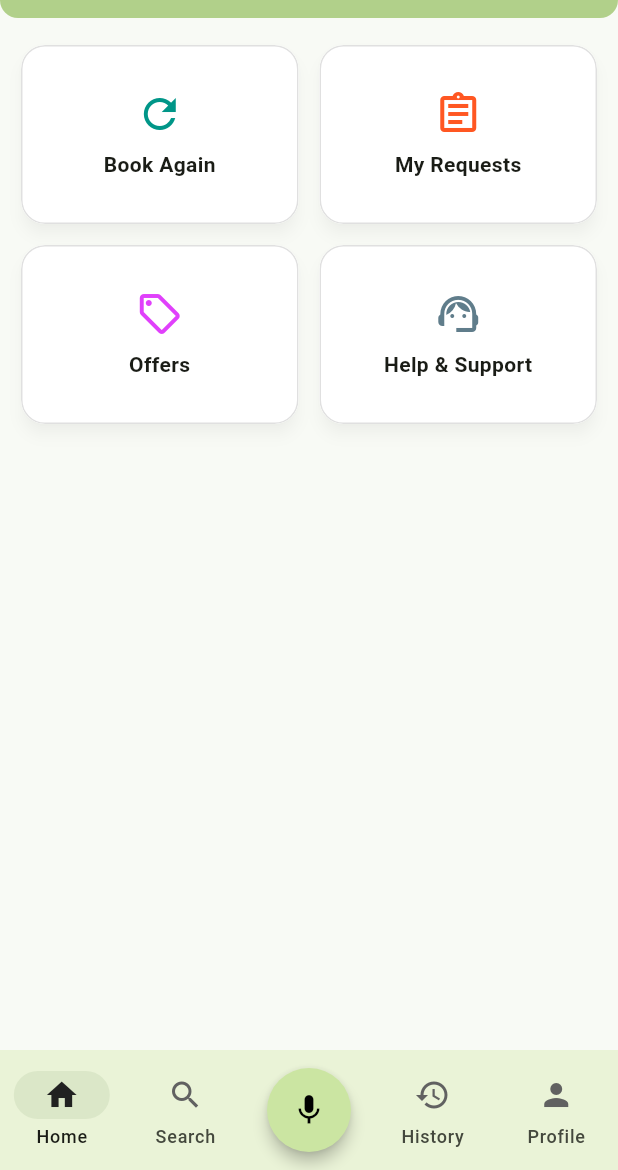
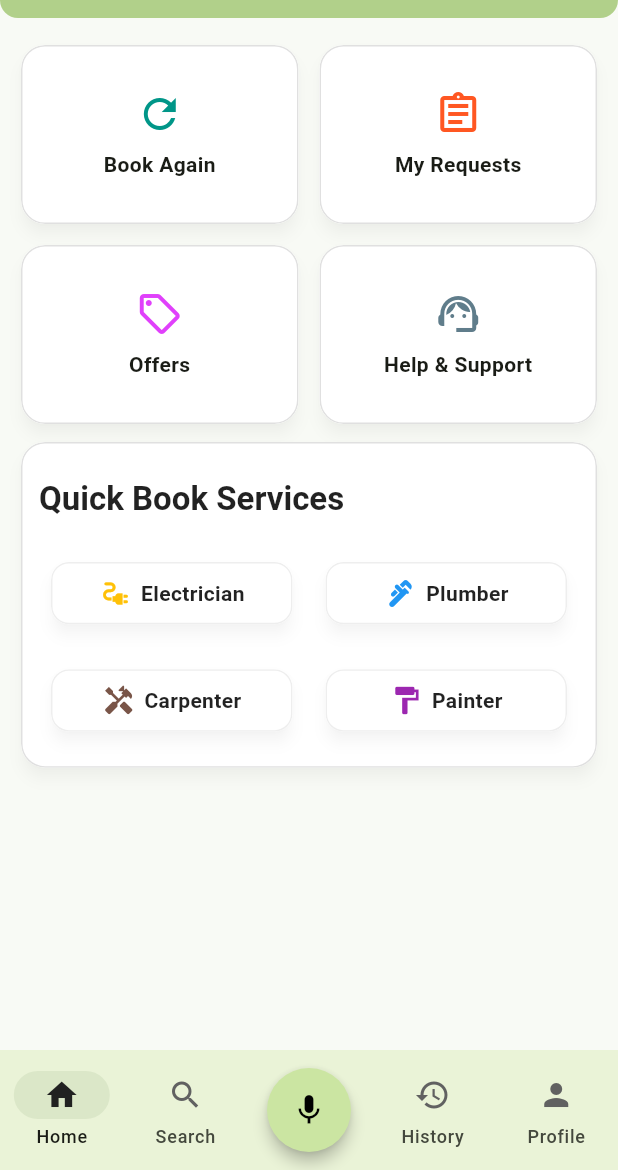
Before and after one commit to aryan-madhavi/VoiceSewa, a Flutter app: the screen it shows after launch, on a phone screen of 412 x 824 dp, the part 66-1236 px from its top. Run offline on Flutter 3.47's test engine with Material 3 defaults, Android fonts, the phone set to English and light mode, and no system bars; our stand-ins replace firebase_core, flutter_riverpod, page_transition; accounts and stored records are empty; generated files the repository leaves out were written again.

Commit message:
Add service data model and implement Quick Book functionality

```diff
--- /dev/null
+++ b/voicesewa_client/lib/data/home/services.dart
@@ -0,0 +1,75 @@
+import 'package:flutter/material.dart';
+
+enum Services {
+  electrician,
+  plumber,
+  carpenter,
+  painter,
+  acApplianceTechnician,
+  houseCleaner,
+  driverOnDemand,
+  cook,
+  mechanic,
+  handymanMasonryWork,
+}
+
+class ServiceData {
+  static final List<Services> quickServices = [
+    Services.electrician,
+    Services.plumber,
+    Services.carpenter,
+    Services.painter,
+  ];
+  static final Map<Services, List<dynamic>> services = {
+    Services.electrician: [
+      Colors.amber,
+      Icons.electrical_services,
+      'Electrician',
+    ],
+    Services.plumber: [
+      Colors.blue,
+      Icons.plumbing,
+      'Plumber',
+    ],
+    Services.carpenter: [
+      Colors.brown,
+      Icons.handyman,
+      'Carpenter',
+    ],
+    Services.painter: [
+      Colors.purple,
+      Icons.format_paint,
+      'Painter',
+    ],
+    Services.acApplianceTechnician: [
+      Colors.cyan,
+      Icons.ac_unit,
+      'AC / Appliance Technician',
+    ],
+    Services.houseCleaner: [
+      Colors.teal,
+      Icons.cleaning_services,
+      'House Cleaner',
+    ],
+    Services.driverOnDemand: [
+      Colors.indigo,
+      Icons.drive_eta,
+      'Driver on Demand',
+    ],
+    Services.cook: [
+      Colors.redAccent,
+      Icons.restaurant,
+      'Cook',
+    ],
+    Services.mechanic: [
+      Colors.grey,
+      Icons.build,
+      'Mechanic (2W / 4W)',
+    ],
+    Services.handymanMasonryWork: [
+      Colors.orange,
+      Icons.construction,
+      'Handyman / Masonry Work',
+    ],
+  };
+}
--- a/voicesewa_client/lib/screens/home/home_page.dart
+++ b/voicesewa_client/lib/screens/home/home_page.dart
@@ -1,5 +1,6 @@
 import 'package:flutter/material.dart';
 import 'package:voicesewa_client/widgets/home/quick_actions.dart';
+import 'package:voicesewa_client/widgets/home/quick_book.dart';
 
 class HomePage extends StatelessWidget {
   const HomePage({super.key});
@@ -14,6 +15,7 @@ class HomePage extends StatelessWidget {
             mainAxisAlignment: MainAxisAlignment.center,
             children: <Widget>[
               QuickActionsGrid(),
+              QuickBookCard(),
             ],
           ),
         ),
--- /dev/null
+++ b/voicesewa_client/lib/widgets/home/quick_book.dart
@@ -0,0 +1,126 @@
+import 'package:flutter/material.dart';
+import 'package:page_transition/page_transition.dart';
+import 'package:voicesewa_client/data/home/services.dart';
+import 'package:voicesewa_client/routes/navigation_routes.dart';
+
+class QuickBookCard extends StatelessWidget {
+  const QuickBookCard({super.key});
+
+  @override
+  Widget build(BuildContext context) {
+    final theme = Theme.of(context);
+
+    return Card(
+      child: Padding(
+        padding: const EdgeInsets.all(12),
+        child: Column(
+          crossAxisAlignment: CrossAxisAlignment.start,
+          children: [
+            Padding(
+              padding: EdgeInsetsGeometry.only(top: 12, bottom: 16),
+              child: Text(
+                'Quick Book Services',
+                style: theme.textTheme.titleLarge?.copyWith(
+                  fontWeight: FontWeight.bold,
+                  color: Colors.black87,
+                ),
+              ),
+            ),
+            QuickBookGrid(),
+          ],
+        ),
+      ),
+    );
+  }
+}
+
+class QuickBookGrid extends StatelessWidget {
+  const QuickBookGrid({super.key});
+  @override
+  Widget build(BuildContext context) {
+    final quickServices = ServiceData.quickServices;
+    final routeName = '/book';
+    return GridView.builder(
+      itemCount: quickServices.length,
+      shrinkWrap: true,
+      physics: const NeverScrollableScrollPhysics(),
+      gridDelegate: const SliverGridDelegateWithFixedCrossAxisCount(
+        crossAxisCount: 2,
+        crossAxisSpacing: 6,
+        mainAxisSpacing: 6,
+        childAspectRatio: 2.7,
+      ),
+      itemBuilder: (context, index) {
+        final service = quickServices[index];
+        final List<dynamic> data = ServiceData.services[service]!;
+
+        final Color color = data[0] as Color;
+        final IconData icon = data[1] as IconData;
+        final String label = data[2] as String;
+
+        return _QuickBookCard(
+          color: color,
+          icon: icon,
+          label: label,
+          onTap: () => context.pushNamedTransition(
+            routeName: AppRoutes.routes.containsKey(routeName)
+                ? routeName
+                : '/comingSoonPage',
+            type: PageTransitionType.rightToLeft,
+          ),
+        );
+      },
+    );
+  }
+}
+
+class _QuickBookCard extends StatelessWidget {
+  final Color color;
+  final IconData icon;
+  final String label;
+  final VoidCallback onTap;
+
+  const _QuickBookCard({
+    required this.color,
+    required this.icon,
+    required this.label,
+    required this.onTap,
+  });
+
+  @override
+  Widget build(BuildContext context) {
+    final theme = Theme.of(context);
+
+    return InkWell(
+      onTap: onTap,
+      borderRadius: BorderRadius.circular(12),
+      child: Padding(
+        padding: const EdgeInsets.symmetric(horizontal: 8, vertical: 12),
+        child: Card(
+          margin: EdgeInsets.zero,
+          shape: RoundedRectangleBorder(
+            borderRadius: BorderRadius.circular(12),
+            side: BorderSide(color: Colors.grey.shade200),
+          ),
+          child: Row(
+            mainAxisAlignment: MainAxisAlignment.center,
+            children: [
+              Icon(icon, size: 22, color: color),
+              const SizedBox(width: 6),
+              Flexible(
+                child: Text(
+                  label,
+                  style: theme.textTheme.bodyMedium?.copyWith(
+                    fontWeight: FontWeight.w600,
+                    color: Colors.black87,
+                  ),
+                  overflow: TextOverflow.ellipsis,
+                ),
+              ),
+            ],
+          ),
+        ),
+      ),
+    );
+  }
+}
```
